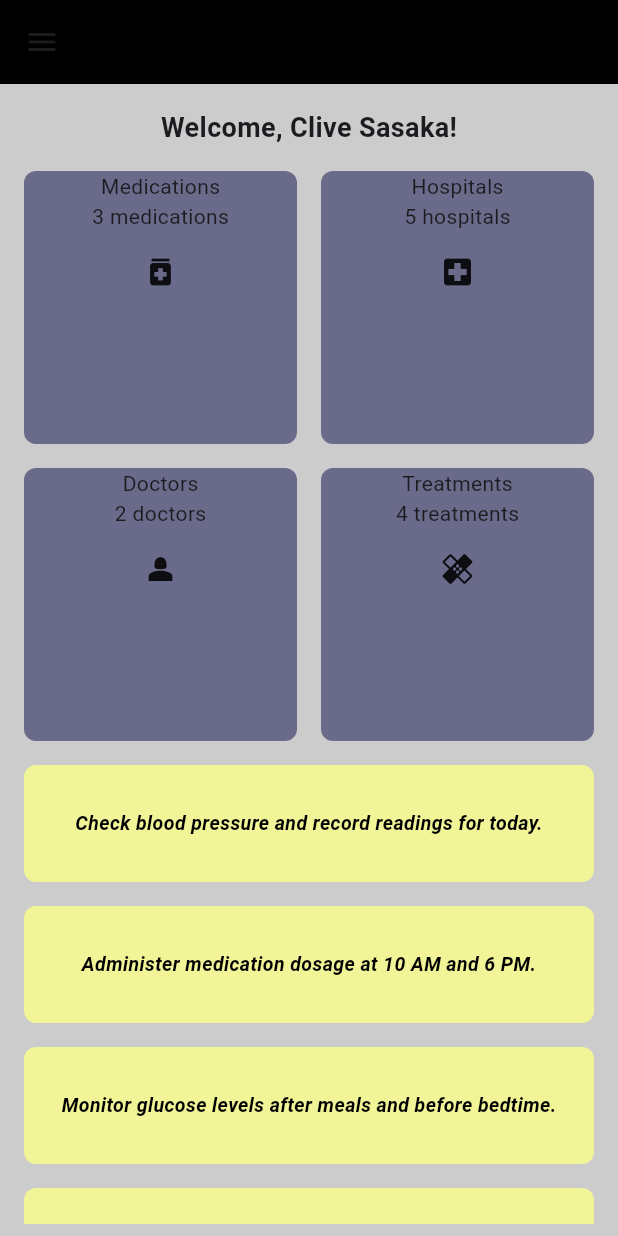
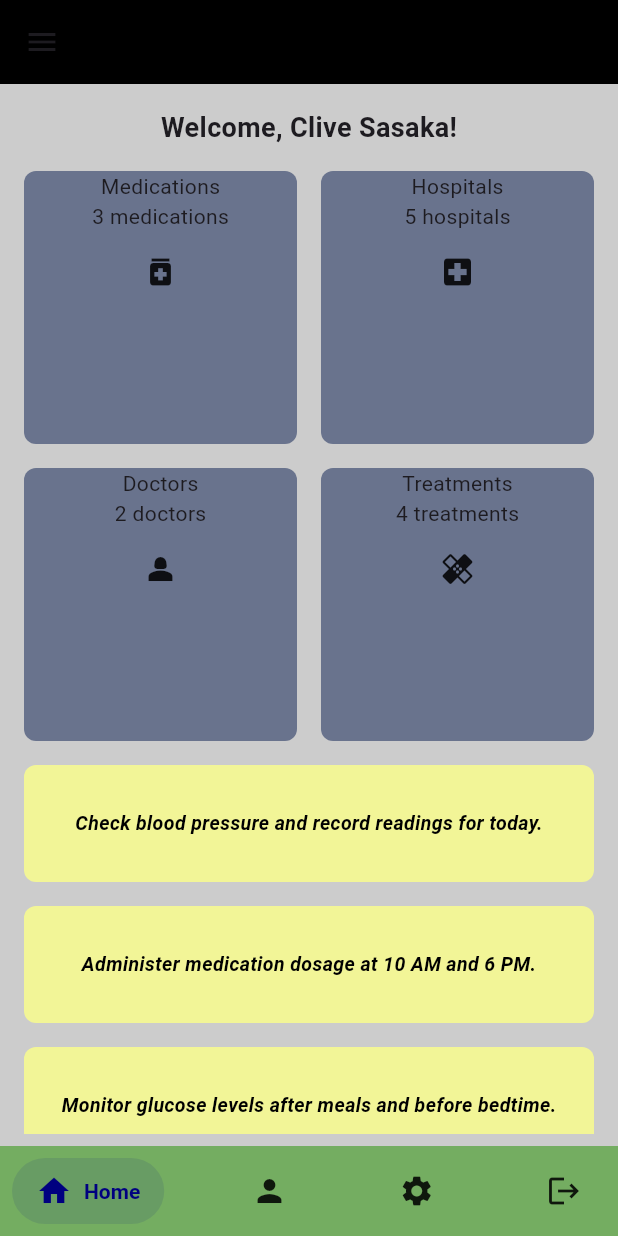
Before and after one commit to Csasaka19/patient-tracker, a Flutter app: the screen it shows after launch, after a tap on "Login", on a phone screen of 412 x 824 dp. Run offline on Flutter 3.47's test engine with Material 3 defaults, Android fonts, the light colour scheme and no system bars; drawn by our look-alikes of salomon_bottom_bar; our stand-ins replace get.

Commit message:
Made added a nice home page and made considerable changes to the views

```diff
--- a/lib/configs/constants.dart
+++ b/lib/configs/constants.dart
@@ -3,6 +3,10 @@ import 'package:flutter/material.dart';
 const Color primaryColor = Color(0xFF000080);
 const Color secondaryColor = Color(0xFFF2F597);
 const Color blackColor = Color(0xFF000000);
-const Color  greyColor = Color(0xFFCCCCCC);
+const Color greyColor = Color(0xFFCCCCCC);
 const Color appbartextColor = Color(0xFFFFFFFF);
-const Color lightBlue = Color.fromARGB(255, 106, 106, 138);
+const Color lightBlue = Color(0xFF69738D);
+const Color green = Color(0xFF74AD61);
+const Color pinkColor = Color(0xFFE91E63);
+const Color orangeColor = Color(0xFFFF5722);
+const Color purpleColor = Color(0xFF9C27B0);
--- /dev/null
+++ b/lib/controllers/screen_controller.dart
@@ -0,0 +1,8 @@
+
+import 'package:get/get.dart';
+
+class ScreenController extends GetxController {
+  var selectedScreen = 0.obs;
+
+  updatePage(int pageIndex) => selectedScreen.value = pageIndex;
+}
--- a/lib/main.dart
+++ b/lib/main.dart
@@ -1,12 +1,6 @@
 import 'package:flutter/material.dart';
 import 'package:get/get.dart';
 import 'package:patient_tracker/utils/routes/routes.dart';
-import 'package:patient_tracker/views/dashboards/desktop.dart';
-import 'package:patient_tracker/views/dashboards/mobile.dart';
-import 'package:patient_tracker/views/dashboards/responsive_layout.dart';
-import 'package:patient_tracker/views/dashboards/tablet.dart';
-import 'package:patient_tracker/views/login.dart';
-import 'package:patient_tracker/views/registration.dart';
 
 void main() {
   runApp(GetMaterialApp(
--- a/lib/utils/routes/routes.dart
+++ b/lib/utils/routes/routes.dart
@@ -3,6 +3,7 @@ import 'package:patient_tracker/views/dashboards/desktop.dart';
 import 'package:patient_tracker/views/dashboards/mobile.dart';
 import 'package:patient_tracker/views/dashboards/responsive_layout.dart';
 import 'package:patient_tracker/views/dashboards/tablet.dart';
+import 'package:patient_tracker/views/home.dart';
 import 'package:patient_tracker/views/login.dart';
 import 'package:patient_tracker/views/registration.dart';
 
@@ -18,5 +19,9 @@ class Routes {
               tabletBody: const TabletScaffold(),
               desktopBody: const DesktopScaffold(),
             )),
+    GetPage(name: '/desktop', page: () => const DesktopScaffold()),
+    GetPage(name: '/tablet', page: () => const TabletScaffold()),
+    GetPage(name: '/mobile', page: () => const MobileScaffold()),
+    GetPage(name: '/home', page: () => Home())
   ];
 }
--- /dev/null
+++ b/lib/views/home.dart
@@ -0,0 +1,58 @@
+import 'package:flutter/material.dart';
+import 'package:patient_tracker/configs/constants.dart';
+import 'package:patient_tracker/views/dashboards/desktop.dart';
+import 'package:patient_tracker/views/dashboards/mobile.dart';
+import 'package:patient_tracker/views/dashboards/responsive_layout.dart';
+import 'package:patient_tracker/views/dashboards/tablet.dart';
+import 'package:patient_tracker/views/login.dart';
+import 'package:salomon_bottom_bar/salomon_bottom_bar.dart';
+import 'package:patient_tracker/controllers/screen_controller.dart';
+import 'package:get/get.dart';
+
+
+ScreenController screenController = Get.put(ScreenController());
+
+var screens = [
+  MobileScaffold(),
+  const Login(),
+];
+
+class Home extends StatelessWidget {
+  const Home({Key? key}) : super(key: key);
+
+  @override
+  Widget build(BuildContext context) {
+    return Scaffold(
+      bottomNavigationBar: Obx(() => SalomonBottomBar(
+            backgroundColor: green,
+            currentIndex: screenController.selectedScreen.value,
+            onTap: (index) => screenController.updatePage(index),
+            items: [
+              SalomonBottomBarItem(
+                icon: Icon(Icons.home),
+                title: const Text("Home"),
+                selectedColor: primaryColor,
+              ),
+              SalomonBottomBarItem(
+                icon: Icon(Icons.person),
+                title: const Text("Profile"),
+                selectedColor: pinkColor,
+              ),
+              SalomonBottomBarItem(
+                icon: Icon(Icons.settings),
+                title: const Text("Settings"),
+                selectedColor:orangeColor,
+              ),
+              SalomonBottomBarItem(
+                icon: Icon(Icons.logout),
+                title: const Text("Logout"),
+                selectedColor: purpleColor,
+              ),
+            ],
+          )),
+      body: Obx(() => Center(
+            child: screens[screenController.selectedScreen.value],
+          )),
+    );
+  }
+}
--- a/lib/views/login.dart
+++ b/lib/views/login.dart
@@ -96,7 +96,7 @@ class Login extends StatelessWidget {
               customButton(
                 labelButton: 'Login',
                 labelColor: appbartextColor,
-                action: () => gotoDashboard(),
+                action: () => gotoHome(),
               ),
 
               const SizedBox(height: 20),
@@ -160,8 +160,8 @@ class Login extends StatelessWidget {
     );
   }
 
-  void gotoDashboard() {
-    Get.toNamed('/dashboard');
+  void gotoHome() {
+    Get.toNamed('/home');
   }
 
   void gotoRegistration() {
--- a/pubspec.yaml
+++ b/pubspec.yaml
@@ -36,6 +36,7 @@ dependencies:
   # Use with the CupertinoIcons class for iOS style icons.
   cupertino_icons: ^1.0.2
   get: ^4.6.6
+  salomon_bottom_bar: ^3.3.2
 
 dev_dependencies:
   flutter_test:
```
Also changed, not shown: lib/views/dashboards/mobile.dart (+2 -5 lines), pubspec.lock, 4 other files.
